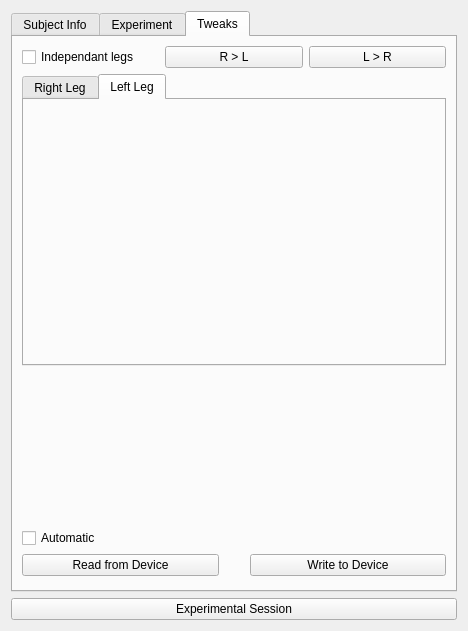
This is ui/w_usertesting.ui in johnbatzer18/biomech_flexsea-plan as Qt 5 draws it before an edit. The edited form follows.
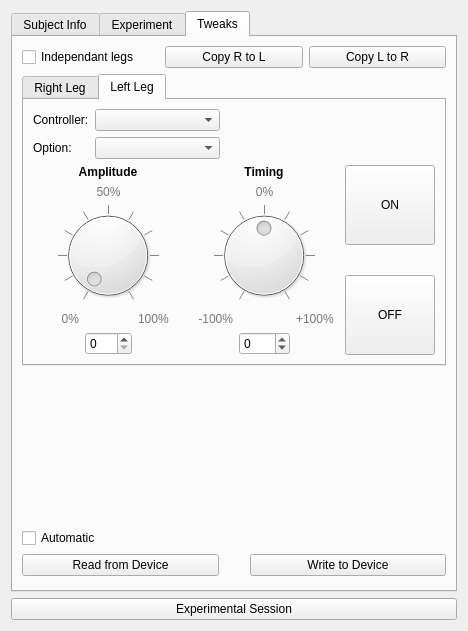
This is the edited form. The open tabs and pages were chosen to show the change.

Commit message: UT: most of the left/right tweak code is written.

Patch:
```diff
--- a/ui/w_usertesting.ui
+++ b/ui/w_usertesting.ui
@@ -702,14 +702,14 @@
          <item>
           <widget class="QPushButton" name="pushButtonRtoL">
            <property name="text">
-            <string>R &gt; L</string>
+            <string>Copy R to L</string>
            </property>
           </widget>
          </item>
          <item>
           <widget class="QPushButton" name="pushButtonLtoR">
            <property name="text">
-            <string>L &gt; R</string>
+            <string>Copy L to R</string>
            </property>
           </widget>
          </item>
@@ -1101,6 +1101,378 @@
           <attribute name="title">
            <string>Left Leg</string>
           </attribute>
+          <layout class="QVBoxLayout" name="verticalLayout_10">
+           <item>
+            <layout class="QGridLayout" name="gridLayout_15">
+             <item row="0" column="0">
+              <widget class="QLabel" name="label_28">
+               <property name="text">
+                <string>Controller:</string>
+               </property>
+              </widget>
+             </item>
+             <item row="0" column="1">
+              <widget class="QComboBox" name="comboBoxTweaksControllerL">
+               <property name="minimumSize">
+                <size>
+                 <width>125</width>
+                 <height>0</height>
+                </size>
+               </property>
+              </widget>
+             </item>
+             <item row="1" column="1">
+              <widget class="QComboBox" name="comboBoxTweaksControllerOptionsL">
+               <property name="minimumSize">
+                <size>
+                 <width>125</width>
+                 <height>0</height>
+                </size>
+               </property>
+              </widget>
+             </item>
+             <item row="1" column="0">
+              <widget class="QLabel" name="label_29">
+               <property name="text">
+                <string>Option:</string>
+               </property>
+              </widget>
+             </item>
+             <item row="0" column="2">
+              <spacer name="horizontalSpacer_12">
+               <property name="orientation">
+                <enum>Qt::Horizontal</enum>
+               </property>
+               <property name="sizeHint" stdset="0">
+                <size>
+                 <width>23</width>
+                 <height>17</height>
+                </size>
+               </property>
+              </spacer>
+             </item>
+            </layout>
+           </item>
+           <item>
+            <layout class="QGridLayout" name="gridLayout_17">
+             <item row="0" column="0">
+              <layout class="QGridLayout" name="gridLayout_Amp_2">
+               <item row="3" column="0">
+                <widget class="QLabel" name="label_30">
+                 <property name="text">
+                  <string>&lt;html&gt;&lt;head/&gt;&lt;body&gt;&lt;p&gt;&lt;span style=&quot; color:#777777;&quot;&gt;0%&lt;/span&gt;&lt;/p&gt;&lt;/body&gt;&lt;/html&gt;</string>
+                 </property>
+                 <property name="alignment">
+                  <set>Qt::AlignRight|Qt::AlignTrailing|Qt::AlignVCenter</set>
+                 </property>
+                </widget>
+               </item>
+               <item row="0" column="0" colspan="3">
+                <widget class="QLabel" name="label_31">
+                 <property name="sizePolicy">
+                  <sizepolicy hsizetype="Expanding" vsizetype="Preferred">
+                   <horstretch>0</horstretch>
+                   <verstretch>0</verstretch>
+                  </sizepolicy>
+                 </property>
+                 <property name="minimumSize">
+                  <size>
+                   <width>150</width>
+                   <height>0</height>
+                  </size>
+                 </property>
+                 <property name="text">
+                  <string>&lt;html&gt;&lt;head/&gt;&lt;body&gt;&lt;p&gt;&lt;span style=&quot; font-weight:600;&quot;&gt;Amplitude&lt;/span&gt;&lt;/p&gt;&lt;/body&gt;&lt;/html&gt;</string>
+                 </property>
+                 <property name="alignment">
+                  <set>Qt::AlignCenter</set>
+                 </property>
+                </widget>
+               </item>
+               <item row="2" column="0" colspan="3">
+                <widget class="QDial" name="dialAmplitudeL">
+                 <property name="sizePolicy">
+                  <sizepolicy hsizetype="Expanding" vsizetype="Expanding">
+                   <horstretch>0</horstretch>
+                   <verstretch>0</verstretch>
+                  </sizepolicy>
+                 </property>
+                 <property name="maximum">
+                  <number>100</number>
+                 </property>
+                 <property name="invertedAppearance">
+                  <bool>false</bool>
+                 </property>
+                 <property name="wrapping">
+                  <bool>false</bool>
+                 </property>
+                 <property name="notchTarget">
+                  <double>10.000000000000000</double>
+                 </property>
+                 <property name="notchesVisible">
+                  <bool>true</bool>
+                 </property>
+                </widget>
+               </item>
+               <item row="1" column="1">
+                <widget class="QLabel" name="label_32">
+                 <property name="text">
+                  <string>&lt;html&gt;&lt;head/&gt;&lt;body&gt;&lt;p&gt;&lt;span style=&quot; color:#777777;&quot;&gt;50%&lt;/span&gt;&lt;/p&gt;&lt;/body&gt;&lt;/html&gt;</string>
+                 </property>
+                 <property name="alignment">
+                  <set>Qt::AlignCenter</set>
+                 </property>
+                </widget>
+               </item>
+               <item row="3" column="2">
+                <widget class="QLabel" name="label_33">
+                 <property name="text">
+                  <string>&lt;html&gt;&lt;head/&gt;&lt;body&gt;&lt;p&gt;&lt;span style=&quot; color:#777777;&quot;&gt;100%&lt;/span&gt;&lt;/p&gt;&lt;/body&gt;&lt;/html&gt;</string>
+                 </property>
+                </widget>
+               </item>
+               <item row="1" column="0">
+                <widget class="QLabel" name="label_34">
+                 <property name="text">
+                  <string/>
+                 </property>
+                </widget>
+               </item>
+               <item row="4" column="1">
+                <widget class="QSpinBox" name="spinBoxTweaksAmpL">
+                 <property name="maximum">
+                  <number>100</number>
+                 </property>
+                </widget>
+               </item>
+               <item row="4" column="0">
+                <spacer name="horizontalSpacer_13">
+                 <property name="orientation">
+                  <enum>Qt::Horizontal</enum>
+                 </property>
+                 <property name="sizeType">
+                  <enum>QSizePolicy::MinimumExpanding</enum>
+                 </property>
+                 <property name="sizeHint" stdset="0">
+                  <size>
+                   <width>40</width>
+                   <height>5</height>
+                  </size>
+                 </property>
+                </spacer>
+               </item>
+               <item row="4" column="2">
+                <spacer name="horizontalSpacer_14">
+                 <property name="orientation">
+                  <enum>Qt::Horizontal</enum>
+                 </property>
+                 <property name="sizeType">
+                  <enum>QSizePolicy::MinimumExpanding</enum>
+                 </property>
+                 <property name="sizeHint" stdset="0">
+                  <size>
+                   <width>40</width>
+                   <height>5</height>
+                  </size>
+                 </property>
+                </spacer>
+               </item>
+              </layout>
+             </item>
+             <item row="0" column="1">
+              <layout class="QGridLayout" name="gridLayout_18">
+               <item row="0" column="0" colspan="3">
+                <widget class="QLabel" name="label_35">
+                 <property name="sizePolicy">
+                  <sizepolicy hsizetype="Expanding" vsizetype="Preferred">
+                   <horstretch>0</horstretch>
+                   <verstretch>0</verstretch>
+                  </sizepolicy>
+                 </property>
+                 <property name="minimumSize">
+                  <size>
+                   <width>150</width>
+                   <height>0</height>
+                  </size>
+                 </property>
+                 <property name="text">
+                  <string>&lt;html&gt;&lt;head/&gt;&lt;body&gt;&lt;p&gt;&lt;span style=&quot; font-weight:600;&quot;&gt;Timing&lt;/span&gt;&lt;/p&gt;&lt;/body&gt;&lt;/html&gt;</string>
+                 </property>
+                 <property name="alignment">
+                  <set>Qt::AlignCenter</set>
+                 </property>
+                </widget>
+               </item>
+               <item row="3" column="0">
+                <widget class="QLabel" name="label_36">
+                 <property name="text">
+                  <string>&lt;html&gt;&lt;head/&gt;&lt;body&gt;&lt;p&gt;&lt;span style=&quot; color:#777777;&quot;&gt;-100%&lt;/span&gt;&lt;/p&gt;&lt;/body&gt;&lt;/html&gt;</string>
+                 </property>
+                 <property name="alignment">
+                  <set>Qt::AlignRight|Qt::AlignTrailing|Qt::AlignVCenter</set>
+                 </property>
+                </widget>
+               </item>
+               <item row="1" column="0">
+                <widget class="QLabel" name="label_37">
+                 <property name="text">
+                  <string/>
+                 </property>
+                </widget>
+               </item>
+               <item row="2" column="0" colspan="3">
+                <widget class="QDial" name="dialTimingL">
+                 <property name="sizePolicy">
+                  <sizepolicy hsizetype="Expanding" vsizetype="Expanding">
+                   <horstretch>0</horstretch>
+                   <verstretch>0</verstretch>
+                  </sizepolicy>
+                 </property>
+                 <property name="minimum">
+                  <number>-100</number>
+                 </property>
+                 <property name="maximum">
+                  <number>100</number>
+                 </property>
+                 <property name="invertedAppearance">
+                  <bool>false</bool>
+                 </property>
+                 <property name="wrapping">
+                  <bool>false</bool>
+                 </property>
+                 <property name="notchTarget">
+                  <double>20.000000000000000</double>
+                 </property>
+                 <property name="notchesVisible">
+                  <bool>true</bool>
+                 </property>
+                </widget>
+               </item>
+               <item row="3" column="2">
+                <widget class="QLabel" name="label_38">
+                 <property name="text">
+                  <string>&lt;html&gt;&lt;head/&gt;&lt;body&gt;&lt;p&gt;&lt;span style=&quot; color:#777777;&quot;&gt;+100%&lt;/span&gt;&lt;/p&gt;&lt;/body&gt;&lt;/html&gt;</string>
+                 </property>
+                </widget>
+               </item>
+               <item row="4" column="1">
+                <widget class="QSpinBox" name="spinBoxTweaksTimL">
+                 <property name="minimum">
+                  <number>-100</number>
+                 </property>
+                 <property name="maximum">
+                  <number>100</number>
+                 </property>
+                </widget>
+               </item>
+               <item row="1" column="1">
+                <widget class="QLabel" name="label_39">
+                 <property name="text">
+                  <string>&lt;html&gt;&lt;head/&gt;&lt;body&gt;&lt;p&gt;&lt;span style=&quot; color:#777777;&quot;&gt;0%&lt;/span&gt;&lt;/p&gt;&lt;/body&gt;&lt;/html&gt;</string>
+                 </property>
+                 <property name="alignment">
+                  <set>Qt::AlignCenter</set>
+                 </property>
+                </widget>
+               </item>
+               <item row="4" column="0">
+                <spacer name="horizontalSpacer_15">
+                 <property name="orientation">
+                  <enum>Qt::Horizontal</enum>
+                 </property>
+                 <property name="sizeType">
+                  <enum>QSizePolicy::MinimumExpanding</enum>
+                 </property>
+                 <property name="sizeHint" stdset="0">
+                  <size>
+                   <width>40</width>
+                   <height>5</height>
+                  </size>
+                 </property>
+                </spacer>
+               </item>
+               <item row="4" column="2">
+                <spacer name="horizontalSpacer_16">
+                 <property name="orientation">
+                  <enum>Qt::Horizontal</enum>
+                 </property>
+                 <property name="sizeType">
+                  <enum>QSizePolicy::MinimumExpanding</enum>
+                 </property>
+                 <property name="sizeHint" stdset="0">
+                  <size>
+                   <width>40</width>
+                   <height>5</height>
+                  </size>
+                 </property>
+                </spacer>
+               </item>
+              </layout>
+             </item>
+             <item row="0" column="2">
+              <layout class="QVBoxLayout" name="verticalLayout_9">
+               <item>
+                <widget class="QPushButton" name="pushButtonPowerOnL">
+                 <property name="sizePolicy">
+                  <sizepolicy hsizetype="MinimumExpanding" vsizetype="MinimumExpanding">
+                   <horstretch>0</horstretch>
+                   <verstretch>0</verstretch>
+                  </sizepolicy>
+                 </property>
+                 <property name="minimumSize">
+                  <size>
+                   <width>50</width>
+                   <height>80</height>
+                  </size>
+                 </property>
+                 <property name="baseSize">
+                  <size>
+                   <width>80</width>
+                   <height>80</height>
+                  </size>
+                 </property>
+                 <property name="text">
+                  <string>ON</string>
+                 </property>
+                </widget>
+               </item>
+               <item>
+                <spacer name="verticalSpacer_7">
+                 <property name="orientation">
+                  <enum>Qt::Vertical</enum>
+                 </property>
+                 <property name="sizeHint" stdset="0">
+                  <size>
+                   <width>10</width>
+                   <height>40</height>
+                  </size>
+                 </property>
+                </spacer>
+               </item>
+               <item>
+                <widget class="QPushButton" name="pushButtonPowerOffL">
+                 <property name="sizePolicy">
+                  <sizepolicy hsizetype="MinimumExpanding" vsizetype="MinimumExpanding">
+                   <horstretch>0</horstretch>
+                   <verstretch>0</verstretch>
+                  </sizepolicy>
+                 </property>
+                 <property name="minimumSize">
+                  <size>
+                   <width>50</width>
+                   <height>80</height>
+                  </size>
+                 </property>
+                 <property name="text">
+                  <string>OFF</string>
+                 </property>
+                </widget>
+               </item>
+              </layout>
+             </item>
+            </layout>
+           </item>
+          </layout>
          </widget>
         </widget>
        </item>
```
Left out of the diff: 2 changed lines with no effect on the pictures. The commit also changes 2 other files.
